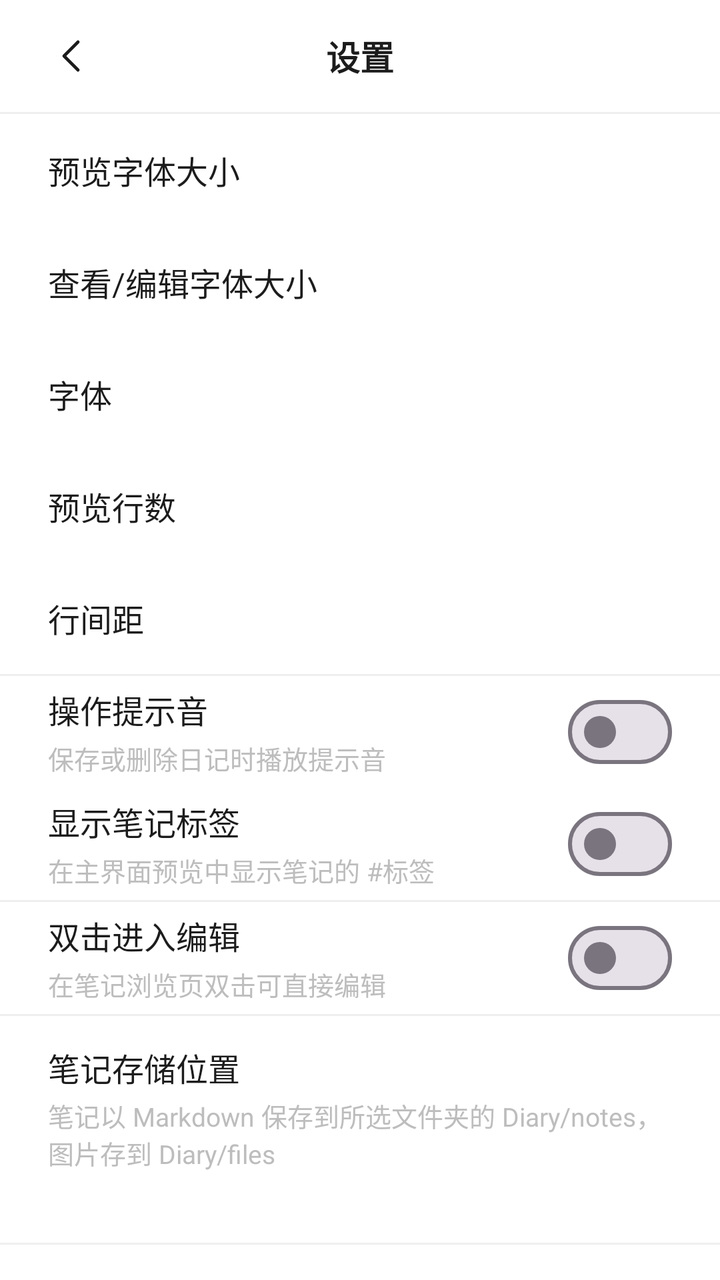
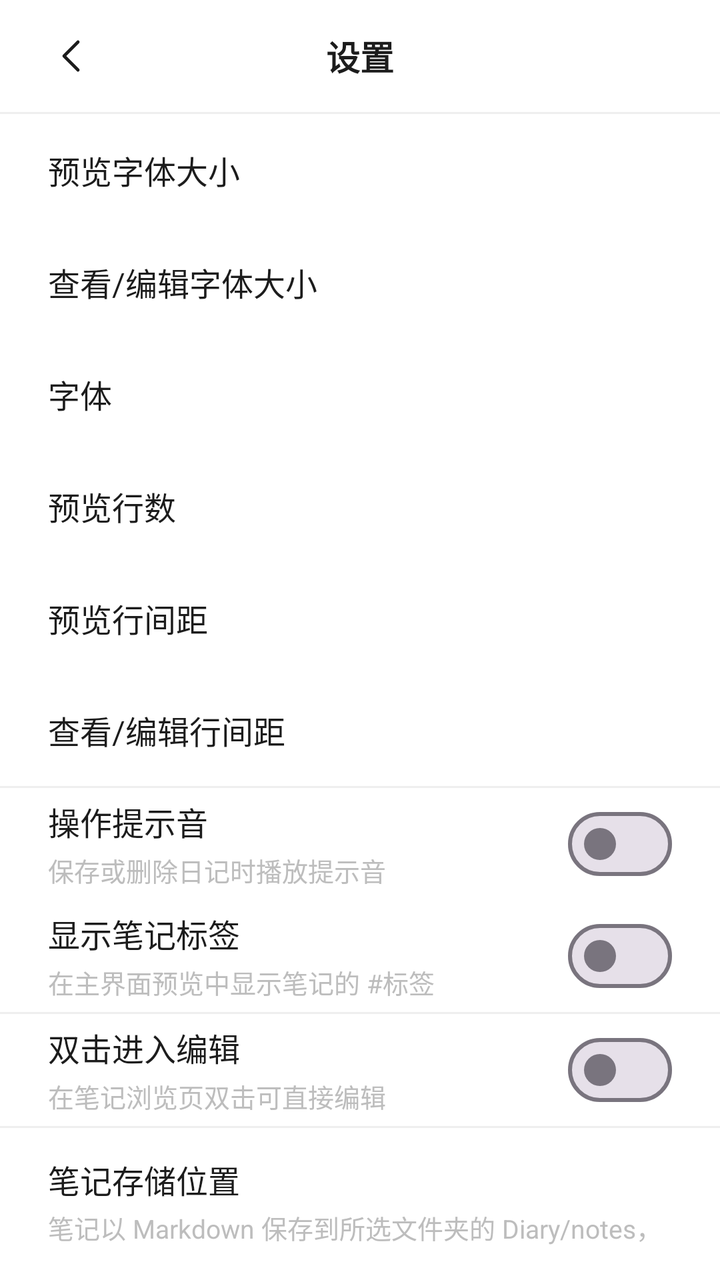

Before-and-after screenshots of an Android layout around one commit, followed by the original layout XML and the change that was made.
<!-- AndroidManifest.xml: application theme Theme.WuDiary -->
<!-- res/layout/activity_settings.xml -->
<?xml version="1.0" encoding="utf-8"?>
<LinearLayout xmlns:android="http://schemas.android.com/apk/res/android"
    android:layout_width="match_parent"
    android:layout_height="match_parent"
    android:background="@color/background"
    android:orientation="vertical">

    <FrameLayout
        android:layout_width="match_parent"
        android:layout_height="56dp">

        <ImageButton
            android:id="@+id/btnBack"
            android:layout_width="48dp"
            android:layout_height="48dp"
            android:layout_gravity="start|center_vertical"
            android:layout_marginStart="12dp"
            android:background="?attr/selectableItemBackgroundBorderless"
            android:contentDescription="@string/back"
            android:scaleType="centerInside"
            android:src="@drawable/ic_chevron_left" />

        <TextView
            android:layout_width="wrap_content"
            android:layout_height="wrap_content"
            android:layout_gravity="center"
            android:text="@string/settings"
            android:textColor="@color/text_primary"
            android:textSize="17sp"
            android:textStyle="bold" />
    </FrameLayout>

    <View
        android:layout_width="match_parent"
        android:layout_height="1dp"
        android:background="@color/divider" />

    <LinearLayout
        android:id="@+id/rowFontSize"
        android:layout_width="match_parent"
        android:layout_height="56dp"
        android:background="?attr/selectableItemBackground"
        android:clickable="true"
        android:focusable="true"
        android:gravity="center_vertical"
        android:orientation="horizontal"
        android:paddingHorizontal="24dp">

        <TextView
            android:layout_width="0dp"
            android:layout_height="wrap_content"
            android:layout_weight="1"
            android:text="@string/font_size"
            android:textColor="@color/text_primary"
            android:textSize="16sp" />

        <TextView
            android:id="@+id/textFontValue"
            android:layout_width="wrap_content"
            android:layout_height="wrap_content"
            android:textColor="@color/text_secondary"
            android:textSize="15sp" />
    </LinearLayout>

    <LinearLayout
        android:id="@+id/rowReadingFontSize"
        android:layout_width="match_parent"
        android:layout_height="56dp"
        android:background="?attr/selectableItemBackground"
        android:clickable="true"
        android:focusable="true"
        android:gravity="center_vertical"
        android:orientation="horizontal"
        android:paddingHorizontal="24dp">

        <TextView
            android:layout_width="0dp"
            android:layout_height="wrap_content"
            android:layout_weight="1"
            android:text="@string/reading_font_size"
            android:textColor="@color/text_primary"
            android:textSize="16sp" />

        <TextView
            android:id="@+id/textReadingFontValue"
            android:layout_width="wrap_content"
            android:layout_height="wrap_content"
            android:textColor="@color/text_secondary"
            android:textSize="15sp" />
    </LinearLayout>

    <LinearLayout
        android:id="@+id/rowFontFamily"
        android:layout_width="match_parent"
        android:layout_height="56dp"
        android:background="?attr/selectableItemBackground"
        android:clickable="true"
        android:focusable="true"
        android:gravity="center_vertical"
        android:orientation="horizontal"
        android:paddingHorizontal="24dp">

        <TextView
            android:layout_width="0dp"
            android:layout_height="wrap_content"
            android:layout_weight="1"
            android:text="@string/font_family"
            android:textColor="@color/text_primary"
            android:textSize="16sp" />

        <TextView
            android:id="@+id/textFontFamilyValue"
            android:layout_width="wrap_content"
            android:layout_height="wrap_content"
            android:textColor="@color/text_secondary"
            android:textSize="15sp" />
    </LinearLayout>

    <LinearLayout
        android:id="@+id/rowPreviewLines"
        android:layout_width="match_parent"
        android:layout_height="56dp"
        android:background="?attr/selectableItemBackground"
        android:clickable="true"
        android:focusable="true"
        android:gravity="center_vertical"
        android:orientation="horizontal"
        android:paddingHorizontal="24dp">

        <TextView
            android:layout_width="0dp"
            android:layout_height="wrap_content"
            android:layout_weight="1"
            android:text="@string/preview_lines"
            android:textColor="@color/text_primary"
            android:textSize="16sp" />

        <TextView
            android:id="@+id/textPreviewValue"
            android:layout_width="wrap_content"
            android:layout_height="wrap_content"
            android:textColor="@color/text_secondary"
            android:textSize="15sp" />
    </LinearLayout>

    <LinearLayout
        android:id="@+id/rowLineSpacing"
        android:layout_width="match_parent"
        android:layout_height="56dp"
        android:background="?attr/selectableItemBackground"
        android:clickable="true"
        android:focusable="true"
        android:gravity="center_vertical"
        android:orientation="horizontal"
        android:paddingHorizontal="24dp">

        <TextView
            android:layout_width="0dp"
            android:layout_height="wrap_content"
            android:layout_weight="1"
            android:text="@string/line_spacing"
            android:textColor="@color/text_primary"
            android:textSize="16sp" />

        <TextView
            android:id="@+id/textLineSpacingValue"
            android:layout_width="wrap_content"
            android:layout_height="wrap_content"
            android:textColor="@color/text_secondary"
            android:textSize="15sp" />
    </LinearLayout>

    <View
        android:layout_width="match_parent"
        android:layout_height="1dp"
        android:background="@color/divider" />

    <LinearLayout
        android:id="@+id/rowSound"
        android:layout_width="match_parent"
        android:layout_height="56dp"
        android:background="?attr/selectableItemBackground"
        android:clickable="true"
        android:focusable="true"
        android:gravity="center_vertical"
        android:orientation="horizontal"
        android:paddingHorizontal="24dp">

        <LinearLayout
            android:layout_width="0dp"
            android:layout_height="wrap_content"
            android:layout_weight="1"
            android:orientation="vertical">

            <TextView
                android:layout_width="wrap_content"
                android:layout_height="wrap_content"
                android:text="@string/sound_feedback"
                android:textColor="@color/text_primary"
                android:textSize="16sp" />

            <TextView
                android:layout_width="wrap_content"
                android:layout_height="wrap_content"
                android:layout_marginTop="3dp"
                android:text="@string/sound_feedback_desc"
                android:textColor="@color/text_secondary"
                android:textSize="13sp" />
        </LinearLayout>

        <com.google.android.material.materialswitch.MaterialSwitch
            android:id="@+id/switchSound"
            android:layout_width="wrap_content"
            android:layout_height="wrap_content"
            android:clickable="false"
            android:focusable="false" />
    </LinearLayout>

    <LinearLayout
        android:id="@+id/rowPreviewTags"
        android:layout_width="match_parent"
        android:layout_height="56dp"
        android:background="?attr/selectableItemBackground"
        android:clickable="true"
        android:focusable="true"
        android:gravity="center_vertical"
        android:orientation="horizontal"
        android:paddingHorizontal="24dp">

        <LinearLayout
            android:layout_width="0dp"
            android:layout_height="wrap_content"
            android:layout_weight="1"
            android:orientation="vertical">

            <TextView
                android:layout_width="wrap_content"
                android:layout_height="wrap_content"
                android:text="@string/preview_tags"
                android:textColor="@color/text_primary"
                android:textSize="16sp" />

            <TextView
                android:layout_width="wrap_content"
                android:layout_height="wrap_content"
                android:layout_marginTop="3dp"
                android:text="@string/preview_tags_desc"
                android:textColor="@color/text_secondary"
                android:textSize="13sp" />
        </LinearLayout>

        <com.google.android.material.materialswitch.MaterialSwitch
            android:id="@+id/switchPreviewTags"
            android:layout_width="wrap_content"
            android:layout_height="wrap_content"
            android:clickable="false"
            android:focusable="false" />
    </LinearLayout>

    <View
        android:layout_width="match_parent"
        android:layout_height="1dp"
        android:background="@color/divider" />

    <LinearLayout
        android:id="@+id/rowDoubleTap"
        android:layout_width="match_parent"
        android:layout_height="56dp"
        android:background="?attr/selectableItemBackground"
        android:clickable="true"
        android:focusable="true"
        android:gravity="center_vertical"
        android:orientation="horizontal"
        android:paddingHorizontal="24dp">

        <LinearLayout
            android:layout_width="0dp"
            android:layout_height="wrap_content"
            android:layout_weight="1"
            android:orientation="vertical">

            <TextView
                android:layout_width="wrap_content"
                android:layout_height="wrap_content"
                android:text="@string/double_tap_edit"
                android:textColor="@color/text_primary"
                android:textSize="16sp" />

            <TextView
                android:layout_width="wrap_content"
                android:layout_height="wrap_content"
                android:layout_marginTop="3dp"
                android:text="@string/double_tap_edit_desc"
                android:textColor="@color/text_secondary"
                android:textSize="13sp" />
        </LinearLayout>

        <com.google.android.material.materialswitch.MaterialSwitch
            android:id="@+id/switchDoubleTap"
            android:layout_width="wrap_content"
            android:layout_height="wrap_content"
            android:clickable="false"
            android:focusable="false" />
    </LinearLayout>

    <View
        android:layout_width="match_parent"
        android:layout_height="1dp"
        android:background="@color/divider" />

    <LinearLayout
        android:id="@+id/rowStorage"
        android:layout_width="match_parent"
        android:layout_height="wrap_content"
        android:background="?attr/selectableItemBackground"
        android:clickable="true"
        android:focusable="true"
        android:orientation="vertical"
        android:paddingHorizontal="24dp"
        android:paddingVertical="14dp">

        <TextView
            android:layout_width="wrap_content"
            android:layout_height="wrap_content"
            android:text="@string/storage_location"
            android:textColor="@color/text_primary"
            android:textSize="16sp" />

        <TextView
            android:layout_width="wrap_content"
            android:layout_height="wrap_content"
            android:layout_marginTop="3dp"
            android:text="@string/storage_location_desc"
            android:textColor="@color/text_secondary"
            android:textSize="13sp" />

        <TextView
            android:id="@+id/textStorageValue"
            android:layout_width="match_parent"
            android:layout_height="wrap_content"
            android:layout_marginTop="4dp"
            android:ellipsize="middle"
            android:maxLines="1"
            android:textColor="@color/text_secondary"
            android:textSize="13sp" />
    </LinearLayout>

    <View
        android:layout_width="match_parent"
        android:layout_height="1dp"
        android:background="@color/divider" />

    <LinearLayout
        android:id="@+id/rowExport"
        android:layout_width="match_parent"
        android:layout_height="wrap_content"
        android:background="?attr/selectableItemBackground"
        android:clickable="true"
        android:focusable="true"
        android:orientation="vertical"
        android:paddingHorizontal="24dp"
        android:paddingVertical="14dp">

        <TextView
            android:layout_width="wrap_content"
            android:layout_height="wrap_content"
            android:text="@string/backup_export"
            android:textColor="@color/text_primary"
            android:textSize="16sp" />

        <TextView
            android:layout_width="wrap_content"
            android:layout_height="wrap_content"
            android:layout_marginTop="3dp"
            android:text="@string/backup_export_desc"
            android:textColor="@color/text_secondary"
            android:textSize="13sp" />
    </LinearLayout>

    <View
        android:layout_width="match_parent"
        android:layout_height="1dp"
        android:background="@color/divider" />

    <LinearLayout
        android:id="@+id/rowImport"
        android:layout_width="match_parent"
        android:layout_height="wrap_content"
        android:background="?attr/selectableItemBackground"
        android:clickable="true"
        android:focusable="true"
        android:orientation="vertical"
        android:paddingHorizontal="24dp"
        android:paddingVertical="14dp">

        <TextView
            android:layout_width="wrap_content"
            android:layout_height="wrap_content"
            android:text="@string/backup_import"
            android:textColor="@color/text_primary"
            android:textSize="16sp" />

        <TextView
            android:layout_width="wrap_content"
            android:layout_height="wrap_content"
            android:layout_marginTop="3dp"
            android:text="@string/backup_import_desc"
            android:textColor="@color/text_secondary"
            android:textSize="13sp" />
    </LinearLayout>

    <View
        android:layout_width="match_parent"
        android:layout_height="1dp"
        android:background="@color/divider" />

</LinearLayout>
<!-- resources referenced by this layout -->
<resources>
  <color name="background">#FFFFFF</color>
  <color name="divider">#EFEFEF</color>
  <color name="text_primary">#1C1C1C</color>
  <color name="text_secondary">#BDBDBD</color>
  <!-- drawable ic_chevron_left (drawable) -->
  <?xml version="1.0" encoding="utf-8"?>
  <vector xmlns:android="http://schemas.android.com/apk/res/android"
      android:width="24dp"
      android:height="24dp"
      android:viewportWidth="24"
      android:viewportHeight="24">
      <path
          android:fillColor="#00000000"
          android:pathData="M15,5 L8,12 L15,19"
          android:strokeColor="#1C1C1C"
          android:strokeLineCap="round"
          android:strokeLineJoin="round"
          android:strokeWidth="1.6" />
  </vector>
  <string name="back">返回</string>
  <string name="backup_export">导出笔记</string>
  <string name="backup_export_desc">导出为 zip（Diary/notes/年-月-日.md + Diary/files）</string>
  <string name="backup_import">导入笔记</string>
  <string name="backup_import_desc">从 zip 备份中恢复笔记与图片</string>
  <string name="double_tap_edit">双击进入编辑</string>
  <string name="double_tap_edit_desc">在笔记浏览页双击可直接编辑</string>
  <string name="font_family">字体</string>
  <string name="font_size">预览字体大小</string>
  <string name="line_spacing">行间距</string>
  <string name="preview_lines">预览行数</string>
  <string name="preview_tags">显示笔记标签</string>
  <string name="preview_tags_desc">在主界面预览中显示笔记的 #标签</string>
  <string name="reading_font_size">查看/编辑字体大小</string>
  <string name="settings">设置</string>
  <string name="sound_feedback">操作提示音</string>
  <string name="sound_feedback_desc">保存或删除日记时播放提示音</string>
  <string name="storage_location">笔记存储位置</string>
  <string name="storage_location_desc">笔记以 Markdown 保存到所选文件夹的 Diary/notes，图片存到 Diary/files</string>
  <style name="Theme.WuDiary" parent="Theme.Material3.Light.NoActionBar">
          <item name="colorPrimary">@color/primary</item>
          <item name="colorOnPrimary">@android:color/white</item>
          <item name="colorSurface">@color/surface</item>
          <item name="android:windowBackground">@color/background</item>
          <item name="android:statusBarColor">@color/background</item>
          <item name="android:windowLightStatusBar">true</item>
          <item name="android:navigationBarColor">@color/background</item>
          
          <item name="alertDialogTheme">@style/Theme.WuDiary.Dialog</item>
          <item name="android:alertDialogTheme">@style/Theme.WuDiary.Dialog</item>
      </style>
  <color name="primary">#1C1C1C</color>
  <color name="surface">#FFFFFF</color>
  <style name="Theme.WuDiary.Dialog" parent="Theme.MaterialComponents.Light.Dialog.Alert">
          <item name="android:windowBackground">@drawable/bg_dialog</item>
          <item name="android:backgroundDimAmount">0.3</item>
          <item name="colorPrimary">@color/primary</item>
          <item name="colorOnPrimary">@android:color/white</item>
          <item name="colorSurface">@color/surface</item>
          <item name="android:textColorPrimary">@color/text_primary</item>
          <item name="android:textColorSecondary">@color/text_secondary</item>
      </style>
  <!-- drawable bg_dialog (drawable) -->
  <?xml version="1.0" encoding="utf-8"?>
  <shape xmlns:android="http://schemas.android.com/apk/res/android"
      android:shape="rectangle">
      <solid android:color="@color/surface" />
      <corners android:radius="22dp" />
  </shape>
</resources>

<!-- the commit's change to res/layout/activity_settings.xml (unified diff, before → after) -->
@@ -170,6 +170,33 @@
             android:textSize="15sp" />
     </LinearLayout>
 
+    <LinearLayout
+        android:id="@+id/rowReadingLineSpacing"
+        android:layout_width="match_parent"
+        android:layout_height="56dp"
+        android:background="?attr/selectableItemBackground"
+        android:clickable="true"
+        android:focusable="true"
+        android:gravity="center_vertical"
+        android:orientation="horizontal"
+        android:paddingHorizontal="24dp">
+
+        <TextView
+            android:layout_width="0dp"
+            android:layout_height="wrap_content"
+            android:layout_weight="1"
+            android:text="@string/reading_line_spacing"
+            android:textColor="@color/text_primary"
+            android:textSize="16sp" />
+
+        <TextView
+            android:id="@+id/textReadingLineSpacingValue"
+            android:layout_width="wrap_content"
+            android:layout_height="wrap_content"
+            android:textColor="@color/text_secondary"
+            android:textSize="15sp" />
+    </LinearLayout>
+
     <View
         android:layout_width="match_parent"
         android:layout_height="1dp"
<!-- resource entries referenced after the edit -->
@@ -28,11 +28,12 @@
   <string name="double_tap_edit_desc">在笔记浏览页双击可直接编辑</string>
   <string name="font_family">字体</string>
   <string name="font_size">预览字体大小</string>
-  <string name="line_spacing">行间距</string>
+  <string name="line_spacing">预览行间距</string>
   <string name="preview_lines">预览行数</string>
   <string name="preview_tags">显示笔记标签</string>
   <string name="preview_tags_desc">在主界面预览中显示笔记的 #标签</string>
   <string name="reading_font_size">查看/编辑字体大小</string>
+  <string name="reading_line_spacing">查看/编辑行间距</string>
   <string name="settings">设置</string>
   <string name="sound_feedback">操作提示音</string>
   <string name="sound_feedback_desc">保存或删除日记时播放提示音</string>
